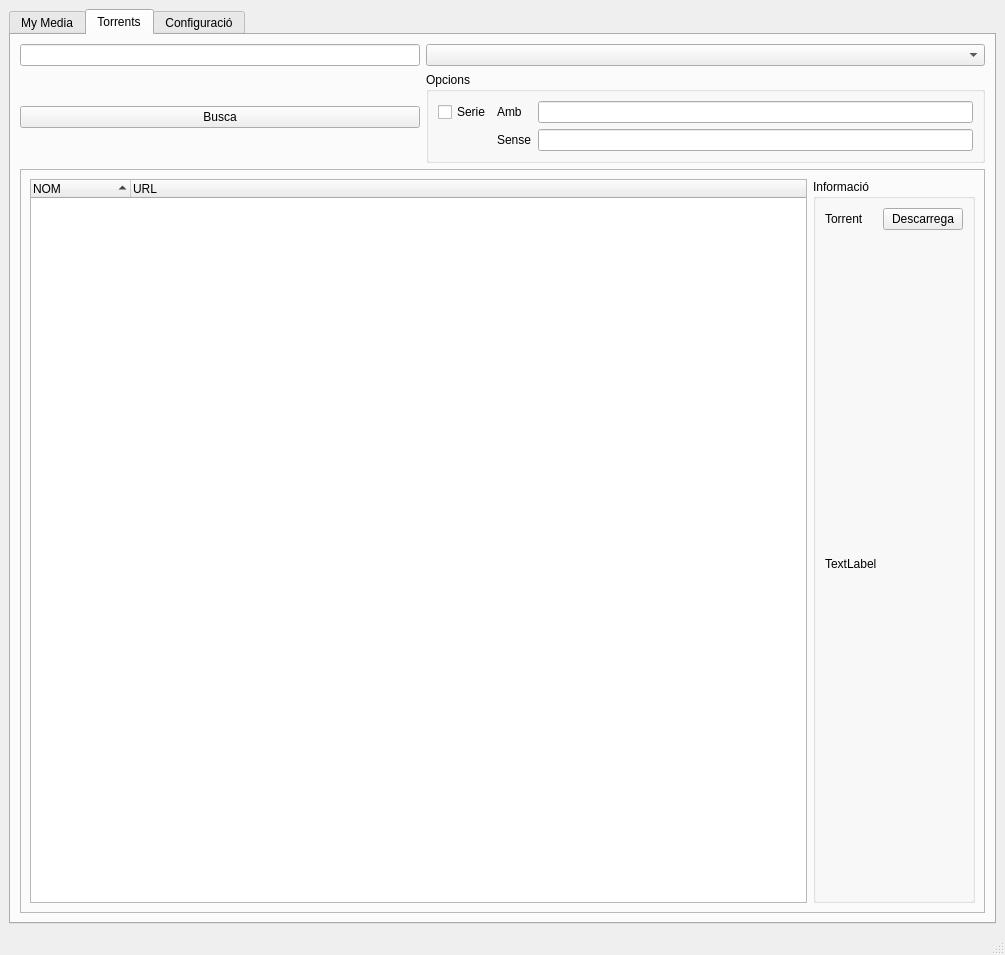
Before: the Qt Designer form tdm/gui.ui in ihipi/TDM, drawn with Qt 5.
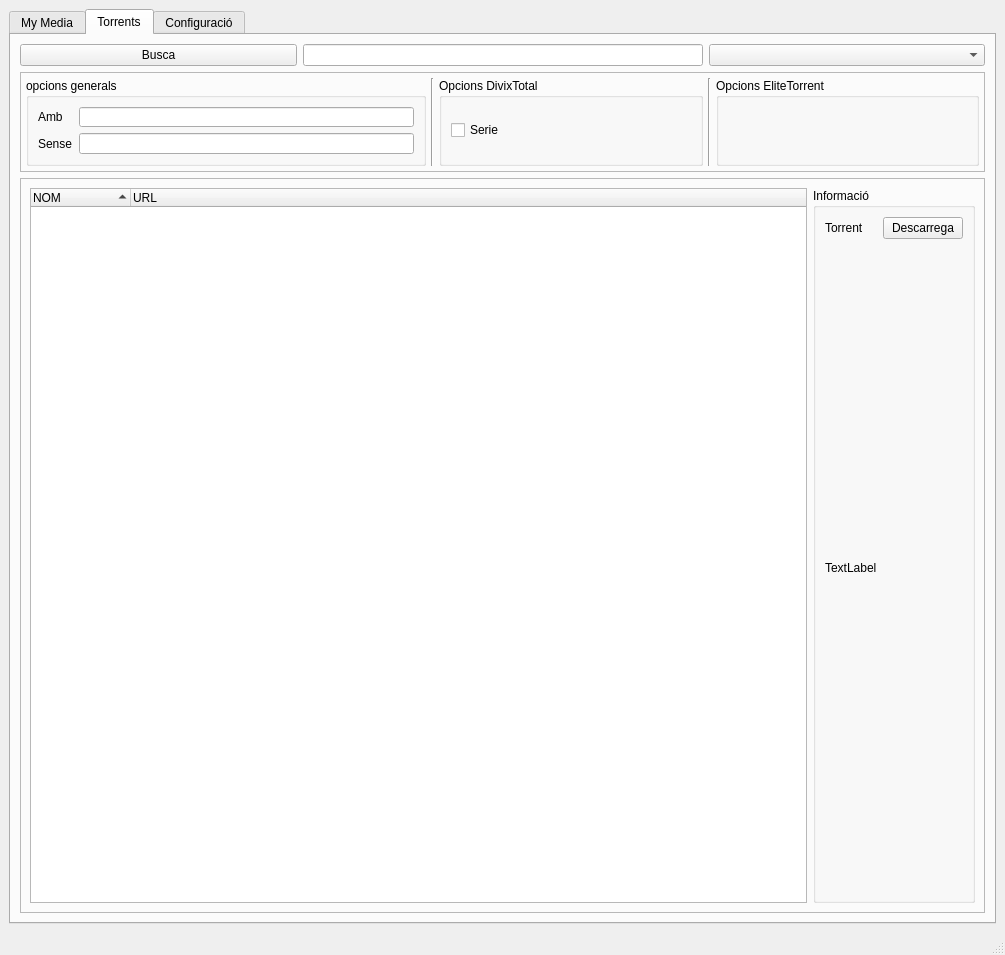
After: the same form once the commit is applied. The open tabs and pages were chosen to show the change.

Commit message: Elitetorrent retorna torrents, creada la classe media

Patch:
```diff
--- a/tdm/gui.ui
+++ b/tdm/gui.ui
@@ -18,7 +18,7 @@
   </property>
   <widget class="QWidget" name="centralwidget">
    <layout class="QGridLayout" name="gridLayout_2">
-    <item row="0" column="0">
+    <item row="0" column="1">
      <widget class="QTabWidget" name="conf">
       <property name="enabled">
        <bool>true</bool>
@@ -488,73 +488,7 @@
         <string>Torrents</string>
        </attribute>
        <layout class="QGridLayout" name="gridLayout_3">
-        <item row="0" column="1">
-         <layout class="QGridLayout" name="gridLayout">
-          <item row="0" column="0">
-           <widget class="QLineEdit" name="text_busqueda">
-            <property name="minimumSize">
-             <size>
-              <width>150</width>
-              <height>0</height>
-             </size>
-            </property>
-            <property name="maximumSize">
-             <size>
-              <width>400</width>
-              <height>16777215</height>
-             </size>
-            </property>
-           </widget>
-          </item>
-          <item row="1" column="0">
-           <widget class="QPushButton" name="buto_busqueda">
-            <property name="text">
-             <string>Busca</string>
-            </property>
-           </widget>
-          </item>
-          <item row="0" column="1">
-           <widget class="QComboBox" name="comboMotors"/>
-          </item>
-          <item row="1" column="1">
-           <widget class="QGroupBox" name="groupBox_4">
-            <property name="title">
-             <string>Opcions</string>
-            </property>
-            <layout class="QGridLayout" name="gridLayout_9">
-             <item row="1" column="3">
-              <widget class="QLineEdit" name="lineEdit_3"/>
-             </item>
-             <item row="0" column="0">
-              <widget class="QCheckBox" name="check_series">
-               <property name="text">
-                <string>Serie</string>
-               </property>
-              </widget>
-             </item>
-             <item row="1" column="2">
-              <widget class="QLabel" name="label_2">
-               <property name="text">
-                <string>Sense</string>
-               </property>
-              </widget>
-             </item>
-             <item row="0" column="3">
-              <widget class="QLineEdit" name="lineEdit_2"/>
-             </item>
-             <item row="0" column="2">
-              <widget class="QLabel" name="label">
-               <property name="text">
-                <string>Amb</string>
-               </property>
-              </widget>
-             </item>
-            </layout>
-           </widget>
-          </item>
-         </layout>
-        </item>
-        <item row="1" column="1">
+        <item row="2" column="1">
          <widget class="QFrame" name="frameBaix">
           <property name="frameShape">
            <enum>QFrame::StyledPanel</enum>
@@ -634,6 +568,135 @@
           </layout>
          </widget>
         </item>
+        <item row="0" column="1">
+         <layout class="QGridLayout" name="gridLayout">
+          <item row="0" column="1">
+           <widget class="QLineEdit" name="text_busqueda">
+            <property name="minimumSize">
+             <size>
+              <width>150</width>
+              <height>0</height>
+             </size>
+            </property>
+            <property name="maximumSize">
+             <size>
+              <width>400</width>
+              <height>16777215</height>
+             </size>
+            </property>
+           </widget>
+          </item>
+          <item row="0" column="2">
+           <widget class="QComboBox" name="comboMotors"/>
+          </item>
+          <item row="0" column="0">
+           <widget class="QPushButton" name="buto_busqueda">
+            <property name="text">
+             <string>Busca</string>
+            </property>
+           </widget>
+          </item>
+         </layout>
+        </item>
+        <item row="1" column="1">
+         <widget class="QFrame" name="frame_4">
+          <property name="maximumSize">
+           <size>
+            <width>16777215</width>
+            <height>100</height>
+           </size>
+          </property>
+          <property name="frameShape">
+           <enum>QFrame::StyledPanel</enum>
+          </property>
+          <property name="frameShadow">
+           <enum>QFrame::Raised</enum>
+          </property>
+          <layout class="QGridLayout" name="gridLayout_8">
+           <property name="margin">
+            <number>5</number>
+           </property>
+           <property name="spacing">
+            <number>5</number>
+           </property>
+           <item row="0" column="2">
+            <widget class="QGroupBox" name="groupBox_4">
+             <property name="title">
+              <string>Opcions DivixTotal</string>
+             </property>
+             <property name="rowSpan" stdset="0">
+              <number>3</number>
+             </property>
+             <layout class="QGridLayout" name="gridLayout_9" rowstretch="0,0">
+              <item row="0" column="0">
+               <widget class="QCheckBox" name="check_series">
+                <property name="text">
+                 <string>Serie</string>
+                </property>
+               </widget>
+              </item>
+             </layout>
+            </widget>
+           </item>
+           <item row="0" column="4">
+            <widget class="QGroupBox" name="groupBox_2">
+             <property name="title">
+              <string>Opcions EliteTorrent</string>
+             </property>
+            </widget>
+           </item>
+           <item row="0" column="1">
+            <widget class="Line" name="line_2">
+             <property name="orientation">
+              <enum>Qt::Vertical</enum>
+             </property>
+            </widget>
+           </item>
+           <item row="0" column="0">
+            <widget class="QGroupBox" name="groupBox_3">
+             <property name="maximumSize">
+              <size>
+               <width>400</width>
+               <height>16777215</height>
+              </size>
+             </property>
+             <property name="title">
+              <string>opcions generals</string>
+             </property>
+             <layout class="QFormLayout" name="formLayout">
+              <item row="0" column="0">
+               <widget class="QLabel" name="label">
+                <property name="text">
+                 <string>Amb</string>
+                </property>
+               </widget>
+              </item>
+              <item row="0" column="1">
+               <widget class="QLineEdit" name="lineEdit_2"/>
+              </item>
+              <item row="1" column="0">
+               <widget class="QLabel" name="label_2">
+                <property name="text">
+                 <string>Sense</string>
+                </property>
+               </widget>
+              </item>
+              <item row="1" column="1">
+               <widget class="QLineEdit" name="lineEdit_3"/>
+              </item>
+             </layout>
+            </widget>
+           </item>
+           <item row="0" column="3">
+            <widget class="Line" name="line_3">
+             <property name="orientation">
+              <enum>Qt::Vertical</enum>
+             </property>
+            </widget>
+           </item>
+          </layout>
+         </widget>
+        </item>
        </layout>
       </widget>
       <widget class="QWidget" name="tab_conf">
```
Left out of the diff: 37 changed lines with no effect on the pictures. The commit also changes 3 other files.
